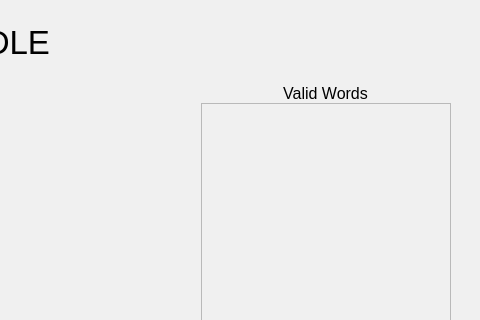
Old version of the form mainwindow.ui in the repository Ross1416/Wurdle; both pictures show x 520 to 1000 and y 0 to 320 of the 1000 by 700 pixel window.
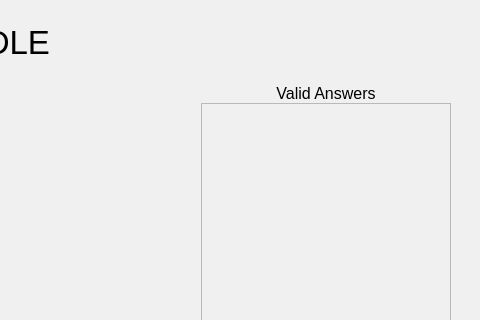
New version of the form. Icons and pictures are not drawn.

Commit message: Added GameLost function. Updated "valid words" to "valid answers"

The edit to the form file:
```diff
--- a/mainwindow.ui
+++ b/mainwindow.ui
@@ -179,7 +179,7 @@
        </font>
       </property>
       <property name="text">
-       <string>Valid Words</string>
+       <string>Valid Answers</string>
       </property>
       <property name="alignment">
        <set>Qt::AlignCenter</set>
```
Left out of the diff: 2 changed lines with no effect on the pictures. The commit also changes 2 other files.
